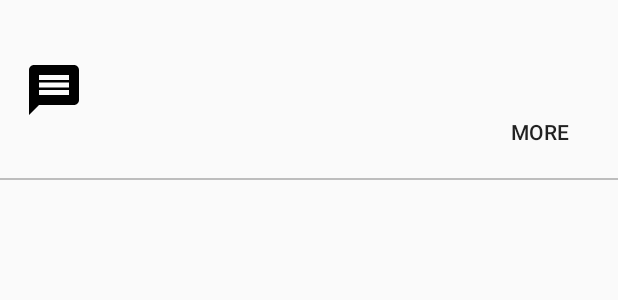
After one commit to earlwiltonburry/Bimba, an Android app: the layout banner.xml on its own in the app's theme, with its tools: preview values and no code run, on a phone screen of 412 x 824 dp. The commit adds this screen. Shown: the top 300 px of the screen. Run offline under Robolectric (Android 15) with nearby library versions, the light colour scheme and no system bars.

Commit message:
vm messages

```diff
--- /dev/null
+++ b/app/src/main/res/drawable/ic_message.xml
@@ -0,0 +1,9 @@
+<vector xmlns:android="http://schemas.android.com/apk/res/android"
+        android:width="24dp"
+        android:height="24dp"
+        android:viewportWidth="24.0"
+        android:viewportHeight="24.0">
+    <path
+        android:fillColor="#FF000000"
+        android:pathData="M20,2L4,2c-1.1,0 -1.99,0.9 -1.99,2L2,22l4,-4h14c1.1,0 2,-0.9 2,-2L22,4c0,-1.1 -0.9,-2 -2,-2zM18,14L6,14v-2h12v2zM18,11L6,11L6,9h12v2zM18,8L6,8L6,6h12v2z"/>
+</vector>
--- /dev/null
+++ b/app/src/main/res/layout/banner.xml
@@ -0,0 +1,57 @@
+<?xml version="1.0" encoding="utf-8"?>
+<androidx.constraintlayout.widget.ConstraintLayout xmlns:android="http://schemas.android.com/apk/res/android"
+    xmlns:app="http://schemas.android.com/apk/res-auto"
+    android:layout_width="match_parent"
+    android:layout_height="120dp"
+    android:orientation="vertical">
+
+    <View
+        android:id="@+id/banner_separator"
+        android:layout_width="fill_parent"
+        android:layout_height="1dp"
+        android:background="#90909090"
+        app:layout_constraintBottom_toBottomOf="parent"
+        app:layout_constraintEnd_toEndOf="parent"
+        app:layout_constraintEnd_toStartOf="parent"
+        app:layout_constraintStart_toEndOf="parent"
+        app:layout_constraintStart_toStartOf="parent" />
+
+    <Button
+        android:id="@+id/banner_more"
+        style="@style/Widget.AppCompat.Button.Borderless.Colored"
+        android:layout_width="wrap_content"
+        android:layout_height="wrap_content"
+        android:layout_marginEnd="8dp"
+        android:layout_marginBottom="8dp"
+        android:text="@string/more"
+        android:textAppearance="@style/TextAppearance.AppCompat.Button"
+        app:layout_constraintBottom_toBottomOf="parent"
+        app:layout_constraintEnd_toEndOf="parent" />
+
+    <TextView
+        android:id="@+id/banner_text"
+        android:layout_width="wrap_content"
+        android:layout_height="wrap_content"
+        android:layout_marginStart="16dp"
+        android:layout_marginTop="24dp"
+        android:layout_marginBottom="20dp"
+        android:ellipsize="end"
+        android:text=""
+        android:textAppearance="@style/TextAppearance.AppCompat.Body2"
+        app:layout_constraintBottom_toTopOf="@+id/banner_more"
+        app:layout_constraintStart_toEndOf="@+id/banner_icon"
+        app:layout_constraintTop_toTopOf="parent" />
+
+    <ImageView
+        android:id="@+id/banner_icon"
+        android:layout_width="40dp"
+        android:layout_height="40dp"
+        android:layout_marginStart="16dp"
+        android:layout_marginTop="8dp"
+        android:layout_marginBottom="8dp"
+        app:layout_constraintBottom_toBottomOf="parent"
+        app:layout_constraintStart_toStartOf="parent"
+        app:layout_constraintTop_toTopOf="parent"
+        app:srcCompat="@drawable/ic_message"
+        android:contentDescription="@string/vm_message_icon" />
+</androidx.constraintlayout.widget.ConstraintLayout>
--- a/app/src/main/res/values/strings.xml
+++ b/app/src/main/res/values/strings.xml
@@ -67,7 +67,9 @@
     <string name="summary_timetable_automatic_update">Automatically check for and download timetable updates</string>
     <string name="server_error">Server error</string>
     <string name="suggestion_row_image" translatable="false">suggestion row image</string>
-    <string name="nothing_found">Nothing found</string>
+    <string name="nothing_found">Not found</string>
     <string name="departures_empty_state_icon" translatable="false">departures empty state icon</string>
     <string name="in_a_moment">In a moment</string>
+    <string name="more">More</string>
+    <string name="vm_message_icon" translatable="false">vm message icon</string>
 </resources>
```
Also changed, not shown: app/src/main/java/ml/adamsprogs/bimba/ProviderProxy.kt (+9 -0 lines), app/src/main/java/ml/adamsprogs/bimba/activities/StopActivity.kt (+29 -0 lines), app/src/main/java/ml/adamsprogs/bimba/datasources/VmClient.kt (+12 -0 lines), app/src/main/res/layout/activity_stop.xml (+60 -51 lines), 5 other files.
